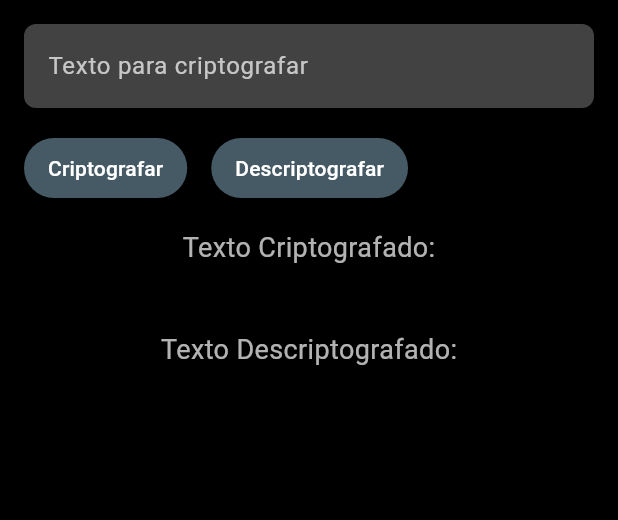
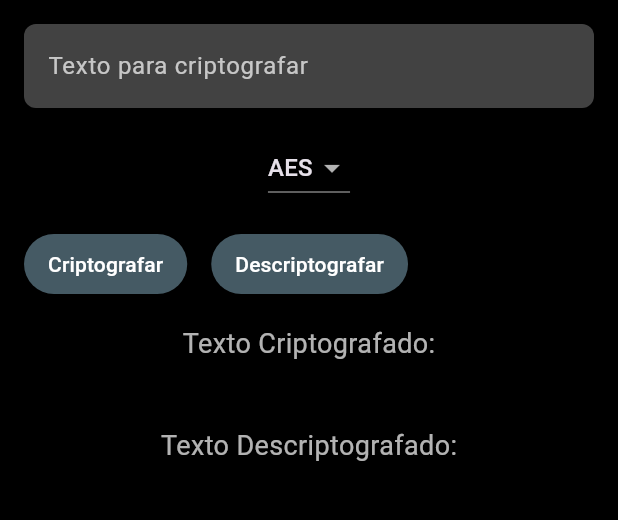
Before and after one commit to pHzeraGitHub/App_Criptografia-Flutter, a Flutter app: the screen it shows after launch, after a tap on "Criptografar", on a phone screen of 412 x 824 dp, the part 84-604 px from its top. Run offline on Flutter 3.47's test engine with Material 3 defaults, Android fonts, the phone set to English and light mode, and no system bars; missing offline and left inert: encrypt, pointycastle.

Commit message:
Descrição das alterações

```diff
--- a/lib/main.dart
+++ b/lib/main.dart
@@ -1,11 +1,17 @@
+import 'dart:convert';
+import 'dart:math';
+import 'dart:typed_data'; // Import necessário para Uint8List
 import 'package:flutter/material.dart';
 import 'package:encrypt/encrypt.dart' as encrypt;
+import 'package:pointycastle/export.dart' as pc; // Importa todas as classes do PointyCastle
 
 void main() {
-  runApp(MyApp());
+  runApp(const MyApp());
 }
 
 class MyApp extends StatelessWidget {
+  const MyApp({super.key});
+
   @override
   Widget build(BuildContext context) {
     return MaterialApp(
@@ -17,7 +23,7 @@ class MyApp extends StatelessWidget {
         appBarTheme: AppBarTheme(
           backgroundColor: Colors.blueGrey[900],
         ),
-        textTheme: TextTheme(
+        textTheme: const TextTheme(
           bodyMedium: TextStyle(fontSize: 18.0, color: Colors.white70),
           bodyLarge: TextStyle(fontSize: 16.0, color: Colors.white54),
           headlineMedium: TextStyle(fontSize: 20.0, color: Colors.white),
@@ -25,7 +31,7 @@ class MyApp extends StatelessWidget {
         inputDecorationTheme: InputDecorationTheme(
           filled: true,
           fillColor: Colors.grey[800],
-          labelStyle: TextStyle(color: Colors.white70),
+          labelStyle: const TextStyle(color: Colors.white70),
           border: OutlineInputBorder(
             borderRadius: BorderRadius.circular(8.0),
             borderSide: BorderSide.none,
@@ -33,18 +39,20 @@ class MyApp extends StatelessWidget {
         ),
         elevatedButtonTheme: ElevatedButtonThemeData(
           style: ElevatedButton.styleFrom(
-            backgroundColor: Colors.blueGrey[700], // Cor de fundo
-            foregroundColor: Colors.white, // Cor do texto
-            padding: EdgeInsets.symmetric(horizontal: 16.0, vertical: 8.0),
+            backgroundColor: Colors.blueGrey[700],
+            foregroundColor: Colors.white,
+            padding: const EdgeInsets.symmetric(horizontal: 16.0, vertical: 8.0),
           ),
         ),
       ),
-      home: MyHomePage(),
+      home: const MyHomePage(),
     );
   }
 }
 
 class MyHomePage extends StatefulWidget {
+  const MyHomePage({super.key});
+
   @override
   _MyHomePageState createState() => _MyHomePageState();
 }
@@ -54,26 +62,91 @@ class _MyHomePageState extends State<MyHomePage> {
   String textoCriptografado = '';
   String textoDescriptografado = '';
 
-  // Chave e IV compartilhados para criptografia e descriptografia
+  // AES
   final key = encrypt.Key.fromLength(32); // Gera uma chave de 256 bits (32 bytes)
-  final iv = encrypt.IV.fromLength(16);  // Gera um IV de 128 bits (16 bytes)
+  final iv = encrypt.IV.fromLength(16); // Gera um IV de 128 bits (16 bytes)
 
+  // RSA
+  pc.AsymmetricKeyPair<pc.RSAPublicKey, pc.RSAPrivateKey>? chaveRSA;
+  String algoritmoSelecionado = 'AES';
+  final List<String> algoritmos = ['AES', 'RSA'];
+
+  // Gera chaves RSA
+  pc.AsymmetricKeyPair<pc.RSAPublicKey, pc.RSAPrivateKey> generateRSAKeyPair() {
+    final keyGen = pc.RSAKeyGenerator()
+      ..init(pc.ParametersWithRandom(
+        pc.RSAKeyGeneratorParameters(BigInt.from(65537), 2048, 5),
+        _secureRandom()));
+    final pair = keyGen.generateKeyPair();
+    return pc.AsymmetricKeyPair<pc.RSAPublicKey, pc.RSAPrivateKey>(
+      pair.publicKey as pc.RSAPublicKey,
+      pair.privateKey as pc.RSAPrivateKey,
+    );
+  }
+
+  // Seed para o Fortuna Random
+  pc.SecureRandom _secureRandom() {
+    final secureRandom = pc.SecureRandom('Fortuna');
+    final random = Random.secure();
+    final seeds = List<int>.generate(32, (_) => random.nextInt(255));
+    secureRandom.seed(pc.KeyParameter(Uint8List.fromList(seeds)));
+    return secureRandom;
+  }
+
+  // Função de criptografia AES
   void criptografarAES() {
     final encrypter = encrypt.Encrypter(encrypt.AES(key));
-
     final encrypted = encrypter.encrypt(_controller.text, iv: iv);
     setState(() {
       textoCriptografado = encrypted.base64;
     });
   }
 
+  // Função de descriptografia AES
   void descriptografarAES() {
     final encrypter = encrypt.Encrypter(encrypt.AES(key));
-
     final decrypted = encrypter.decrypt64(textoCriptografado, iv: iv);
     setState(() {
       textoDescriptografado = decrypted;
     });
+  }
+
+  // Função de criptografia RSA
+  String criptografarRSA(String texto, pc.RSAPublicKey publicKey) {
+    final encrypter = encrypt.Encrypter(encrypt.RSA(publicKey: publicKey));
+    final encrypted = encrypter.encrypt(texto);
+    return encrypted.base64;
+  }
+
+  // Função de descriptografia RSA
+  String descriptografarRSA(String textoCriptografado, pc.RSAPrivateKey privateKey) {
+    final encrypter = encrypt.Encrypter(encrypt.RSA(privateKey: privateKey));
+    final decrypted = encrypter.decrypt64(textoCriptografado);
+    return decrypted;
+  }
+
+  // Função genérica de criptografia
+  void criptografar() {
+    if (algoritmoSelecionado == 'AES') {
+      criptografarAES();
+    } else if (algoritmoSelecionado == 'RSA' && chaveRSA != null) {
+      final encrypted = criptografarRSA(_controller.text, chaveRSA!.publicKey);
+      setState(() {
+        textoCriptografado = encrypted;
+      });
+    }
+  }
+
+  // Função genérica de descriptografia
+  void descriptografar() {
+    if (algoritmoSelecionado == 'AES') {
+      descriptografarAES();
+    } else if (algoritmoSelecionado == 'RSA' && chaveRSA != null) {
+      final decrypted = descriptografarRSA(textoCriptografado, chaveRSA!.privateKey);
+      setState(() {
+        textoDescriptografado = decrypted;
+      });
+    }
   }
 
   @override
@@ -88,31 +161,49 @@ class _MyHomePageState extends State<MyHomePage> {
           children: [
             TextField(
               controller: _controller,
-              decoration: InputDecoration(
+              decoration: const InputDecoration(
                 labelText: 'Texto para criptografar',
               ),
             ),
-            SizedBox(height: 16),
+            const SizedBox(height: 16),
+            DropdownButton<String>(
+              value: algoritmoSelecionado,
+              items: algoritmos.map((String algoritmo) {
+                return DropdownMenuItem<String>(
+                  value: algoritmo,
+                  child: Text(algoritmo),
+                );
+              }).toList(),
+              onChanged: (String? novoAlgoritmo) {
+                setState(() {
+                  algoritmoSelecionado = novoAlgoritmo!;
+                  if (algoritmoSelecionado == 'RSA') {
+                    chaveRSA = generateRSAKeyPair(); // Gera as chaves RSA ao selecionar RSA
+                  }
+                });
+              },
+            ),
+            const SizedBox(height: 16),
             Row(
               children: [
                 ElevatedButton(
-                  onPressed: criptografarAES,
-                  child: Text('Criptografar'),
+                  onPressed: criptografar,
+                  child: const Text('Criptografar'),
                 ),
-                SizedBox(width: 16),
+                const SizedBox(width: 16),
                 ElevatedButton(
-                  onPressed: descriptografarAES,
-                  child: Text('Descriptografar'),
+                  onPressed: descriptografar,
+                  child: const Text('Descriptografar'),
                 ),
               ],
             ),
-            SizedBox(height: 16),
+            const SizedBox(height: 16),
             Text(
               'Texto Criptografado:',
               style: Theme.of(context).textTheme.bodyMedium,
             ),
             Text(textoCriptografado, style: Theme.of(context).textTheme.bodyMedium),
-            SizedBox(height: 16),
+            const SizedBox(height: 16),
             Text(
               'Texto Descriptografado:',
               style: Theme.of(context).textTheme.bodyMedium,
--- a/pubspec.yaml
+++ b/pubspec.yaml
@@ -31,6 +31,7 @@ dependencies:
   flutter:
     sdk: flutter
   encrypt: ^5.0.0
+  pointycastle: ^3.4.0
 
   # The following adds the Cupertino Icons font to your application.
   # Use with the CupertinoIcons class for iOS style icons.
```
Also changed, not shown: pubspec.lock.
